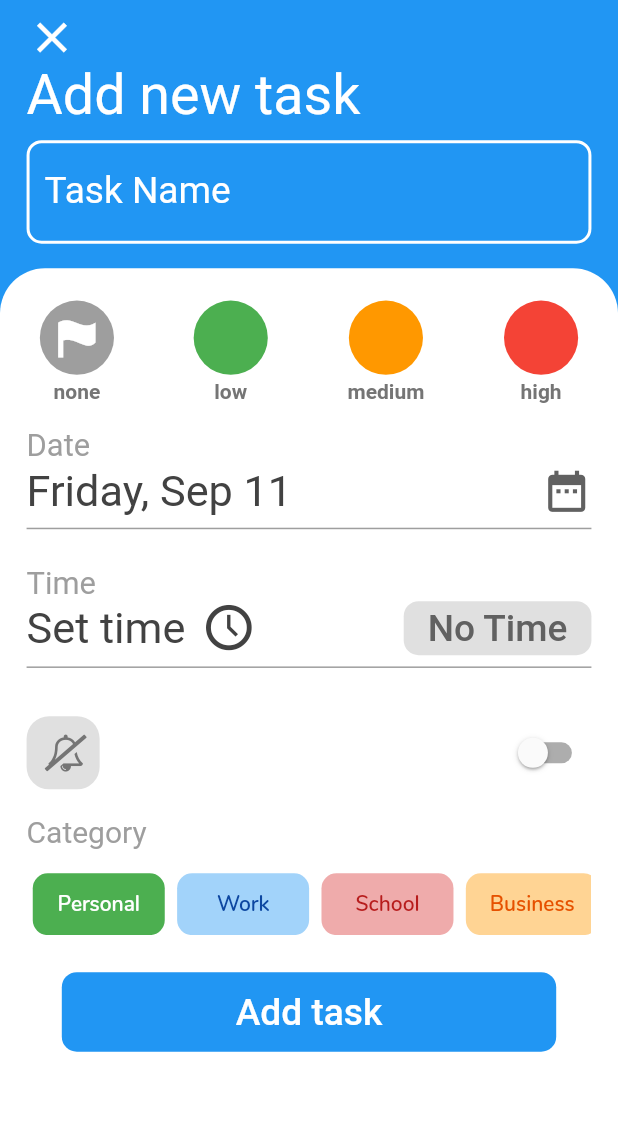
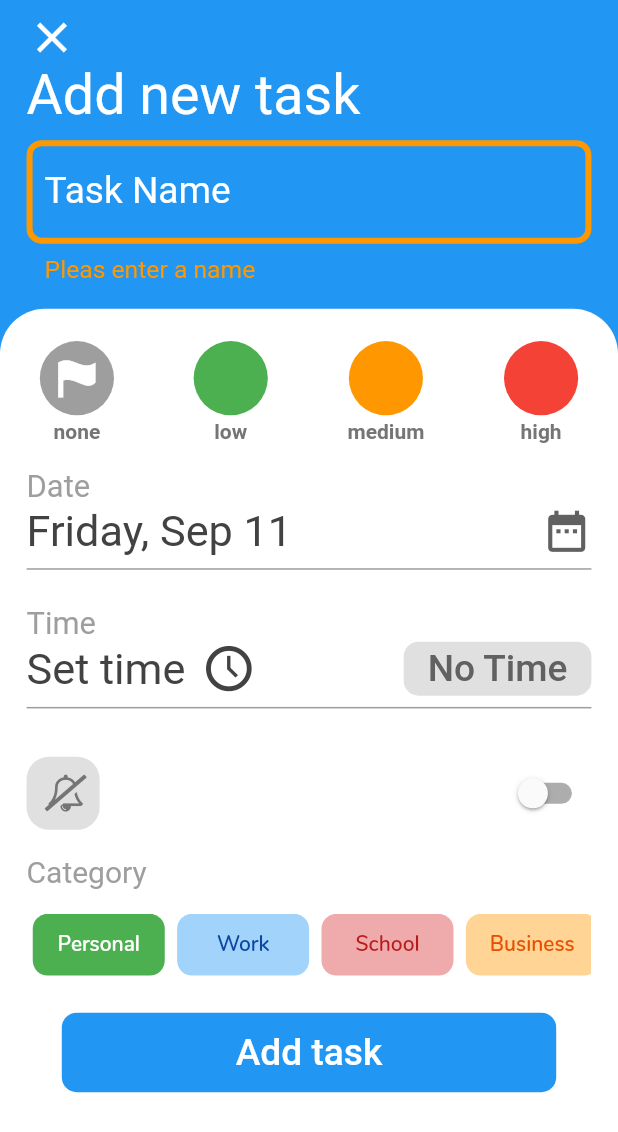
Before and after one commit to CreativelyLogical/todolist-app, a Flutter app: the AddTaskFullScreen screen opened directly, after a tap on "Add task", on a phone screen of 412 x 824 dp. Shown: the top 1132 px of the screen. Run offline on Flutter 3.47's test engine with Material 2 defaults, Android fonts, the phone set to English and light mode, and no system bars; our stand-ins replace auto_size_text, flutter_local_notifications, flutter_svg, fluttertoast, rxdart, sqflite; accounts and stored records are empty.

Commit message:
added form validation to the task name TextFormField in AddTaskFullScreen

```diff
--- a/lib/db/todo_db.dart
+++ b/lib/db/todo_db.dart
@@ -33,7 +33,7 @@ class TodoDatabase {
   }
 
   void _onCreate(Database db, int version) async {
-    print(getDatabasesPath());
+    // print(getDatabasesPath());
     await db.execute(
       '''
           CREATE TABLE IF NOT EXISTS todo_table(
@@ -89,7 +89,7 @@ class TodoDatabase {
 //    print('there are ${maps.length} uncompleted tasks');
 
     return List.generate(maps.length, (int i) {
-      print('in listgenerate, the id is ${maps[i]['id']}');
+      // print('in listgenerate, the id is ${maps[i]['id']}');
       return Task(
         date: maps[i]['task_date'],
         taskTitle: maps[i]['task_name'],
--- a/lib/screens/add_task_fullscreen.dart
+++ b/lib/screens/add_task_fullscreen.dart
@@ -114,6 +114,8 @@ class _AddTaskFullScreenState extends State<AddTaskFullScreen>
   final _categoryKey = GlobalKey();
 
   final _textfieldKey = GlobalKey();
+
+  final _formKey = GlobalKey<FormState>();
 
   Color getSelectedTagColor(String tag) {
     return selectedTag == tag ? kBlue : Colors.grey.shade300;
@@ -419,6 +421,8 @@ class _AddTaskFullScreenState extends State<AddTaskFullScreen>
         backgroundColor: kBlue,
         body: SafeArea(
           bottom: false,
+          child: Form(
+            key: _formKey,
             child: Column(
               crossAxisAlignment: CrossAxisAlignment.start,
               children: <Widget>[
@@ -479,6 +483,9 @@ class _AddTaskFullScreenState extends State<AddTaskFullScreen>
                       fontSize: SizeConfig.blockSizeHorizontal * 6,
                       color: kWhite,
                     ),
+                    validator: (String value) {
+                      return value.isEmpty ? 'Pleas enter a name' : null;
+                    },
                     decoration: InputDecoration(
                       hintText: 'eg. Read for 1 hour',
                       hintStyle: TextStyle(
@@ -490,6 +497,10 @@ class _AddTaskFullScreenState extends State<AddTaskFullScreen>
                         fontSize: SizeConfig.blockSizeHorizontal * 6,
                         color: kWhite,
                       ),
+                      errorStyle: TextStyle(
+                        color: Colors.orange,
+                        fontSize: SizeConfig.blockSizeVertical * 2,
+                      ),
 //          fillColor: Colors.blue,
                       enabledBorder: OutlineInputBorder(
                         borderSide: BorderSide(color: kWhite, width: 2.0),
@@ -497,6 +508,16 @@ class _AddTaskFullScreenState extends State<AddTaskFullScreen>
                       ),
                       focusedBorder: OutlineInputBorder(
                         borderSide: BorderSide(color: kWhite, width: 2.0),
+                        borderRadius: BorderRadius.circular(10.0),
+                      ),
+                      errorBorder: OutlineInputBorder(
+                        borderSide:
+                            BorderSide(color: Colors.orange, width: 4.0),
+                        borderRadius: BorderRadius.circular(10.0),
+                      ),
+                      focusedErrorBorder: OutlineInputBorder(
+                        borderSide:
+                            BorderSide(color: Colors.orange, width: 4.0),
                         borderRadius: BorderRadius.circular(10.0),
                       ),
                     ),
@@ -660,7 +681,8 @@ class _AddTaskFullScreenState extends State<AddTaskFullScreen>
                                 Text(
                                   selectedDate,
                                   style: TextStyle(
-                                  fontSize: SizeConfig.blockSizeVertical * 3.5,
+                                    fontSize:
+                                        SizeConfig.blockSizeVertical * 3.5,
                                     color: Colors.grey.shade800,
                                   ),
                                 ),
@@ -763,12 +785,14 @@ class _AddTaskFullScreenState extends State<AddTaskFullScreen>
                                     borderRadius:
                                         BorderRadius.all(Radius.circular(10.0)),
                                   ),
-                                color:
-                                    !taskHasTime ? kBlue : Colors.grey.shade300,
+                                  color: !taskHasTime
+                                      ? kBlue
+                                      : Colors.grey.shade300,
                                   child: Text(
                                     'No Time',
                                     style: TextStyle(
-                                    fontSize: SizeConfig.blockSizeVertical * 3,
+                                      fontSize:
+                                          SizeConfig.blockSizeVertical * 3,
                                       color: !taskHasTime ? kWhite : kGrey,
                                     ),
                                   ),
@@ -828,11 +852,12 @@ class _AddTaskFullScreenState extends State<AddTaskFullScreen>
                                                 ? NotificationBells.bell
                                                 : NotificationBells
                                                     .bell_off_empty,
-                                          size:
-                                              SizeConfig.blockSizeVertical * 3,
+                                            size: SizeConfig.blockSizeVertical *
+                                                3,
                                             color: remind == true
                                                 ? Colors.blue.shade800
-                                                  .withOpacity(controller.value)
+                                                    .withOpacity(
+                                                        controller.value)
                                                 : Colors.grey.shade600
                                                     .withOpacity(
                                                         controller.value),
@@ -955,12 +980,11 @@ class _AddTaskFullScreenState extends State<AddTaskFullScreen>
                             ),
                             color: kBlue,
                             onPressed: () async {
+                              if (_formKey.currentState.validate()) {
                                 int notificationId =
-                                (DateTime.now().millisecondsSinceEpoch / 1000)
+                                    (DateTime.now().millisecondsSinceEpoch /
+                                            1000)
                                         .floor();
-                            if (taskNameController.text == '') {
-//                              print('Please enter a task name');
-                            } else {
                                 Provider.of<TaskData>(context).addTask(
                                   newTaskTitle: taskNameController.text,
                                   taskDate: selectedDateSQL,
@@ -970,8 +994,8 @@ class _AddTaskFullScreenState extends State<AddTaskFullScreen>
                                   alert: remind == true
                                       ? "yes reminder"
                                       : 'no reminder',
-                                time:
-                                    (!taskHasTime || selectedTime == 'Set time')
+                                  time: (!taskHasTime ||
+                                          selectedTime == 'Set time')
                                       ? 'no time'
                                       : selectedTime,
 //                                time: taskHasTime == true
@@ -982,7 +1006,8 @@ class _AddTaskFullScreenState extends State<AddTaskFullScreen>
                                   notificationId: notificationId.toString(),
                                 );
                                 print(selectedTimeOfDay);
-                              if (!taskHasTime || selectedTime == 'Set time') {
+                                if (!taskHasTime ||
+                                    selectedTime == 'Set time') {
                                 } else {
                                   print('remind is $remind');
                                   if (remind) {
@@ -990,7 +1015,8 @@ class _AddTaskFullScreenState extends State<AddTaskFullScreen>
                                         getNotificationDateTime();
                                     await TodoNotifications().schedule(
                                         notificationTitle: 'Reminder',
-                                      notificationBody: taskNameController.text,
+                                        notificationBody:
+                                            taskNameController.text,
                                         notificationId: notificationId,
                                         dateTime: notificationTime);
                                   }
@@ -1006,6 +1032,7 @@ class _AddTaskFullScreenState extends State<AddTaskFullScreen>
                 ),
 //
               ],
+            ),
           ),
         )
 //      body:
--- a/lib/widgets/task_list.dart
+++ b/lib/widgets/task_list.dart
@@ -305,7 +305,7 @@ class _TaskListTileState extends State<TaskListTile> {
             widget.task.hasTime = false;
             Provider.of<TaskData>(context).updateTask(widget.task);
           }
-          print('now the name of the task is ${widget.task.taskTitle}');
+          // print('now the name of the task is ${widget.task.taskTitle}');
         }
       },
       child: Container(
```
Also changed, not shown: 4 other files. Lines whose indentation alone changed are shown as unchanged.
